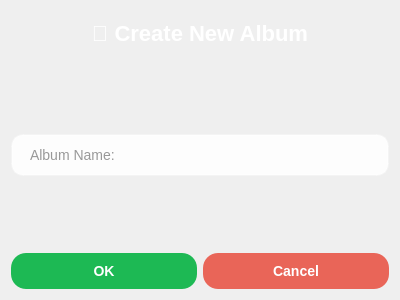
Razatak186/Spotify-Project, file Spotify/addalbumdialog.ui: the form before one commit.
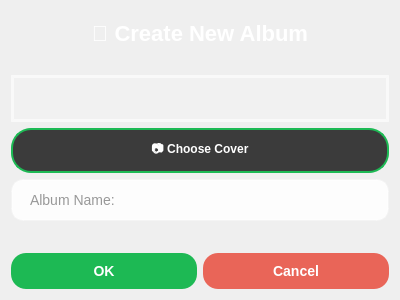
The form after the commit.

Commit message: Album cover added

What changed in the file:
```diff
--- a/Spotify/addalbumdialog.ui
+++ b/Spotify/addalbumdialog.ui
@@ -59,6 +59,65 @@
        </property>
       </spacer>
      </item>
+     <item>
+      <widget class="QLabel" name="coverLabel">
+       <property name="styleSheet">
+        <string notr="true">QLabel#coverLabel {
+    background-color: rgba(255, 255, 255, 0.15);
+    border: 3px solid rgba(255, 255, 255, 0.6);
+    border-radius: 50px;
+    color: white;
+    font-size: 36px;
+}</string>
+       </property>
+       <property name="text">
+        <string/>
+       </property>
+       <property name="alignment">
+        <set>Qt::AlignmentFlag::AlignCenter</set>
+       </property>
+      </widget>
+     </item>
+     <item>
+      <widget class="QPushButton" name="chooseCoverButton">
+       <property name="styleSheet">
+        <string notr="true">QPushButton {
+
+background-color: #3b3b3b;
+
+color: white;
+
+border: 2px solid #1DB954;
+
+border-radius: 20px;
+
+padding: 10px 20px;
+
+font-weight: bold;
+
+}
+
+
+
+QPushButton:hover {
+
+background-color: #4a4a4a;
+
+}
+
+
+
+QPushButton:pressed {
+
+background-color: #2a2a2a;
+
+}</string>
+       </property>
+       <property name="text">
+        <string>📷 Choose Cover</string>
+       </property>
+      </widget>
+     </item>
      <item>
       <widget class="QLineEdit" name="nameEdit">
        <property name="styleSheet">
@@ -95,6 +154,19 @@
        </property>
       </spacer>
      </item>
+     <item>
+      <spacer name="verticalSpacer_3">
+       <property name="orientation">
+        <enum>Qt::Orientation::Vertical</enum>
+       </property>
+       <property name="sizeHint" stdset="0">
+        <size>
+         <width>20</width>
+         <height>40</height>
+        </size>
+       </property>
+      </spacer>
+     </item>
      <item>
       <layout class="QHBoxLayout" name="horizontalLayout_6">
        <item>
```
The commit also changes 12 other files.
